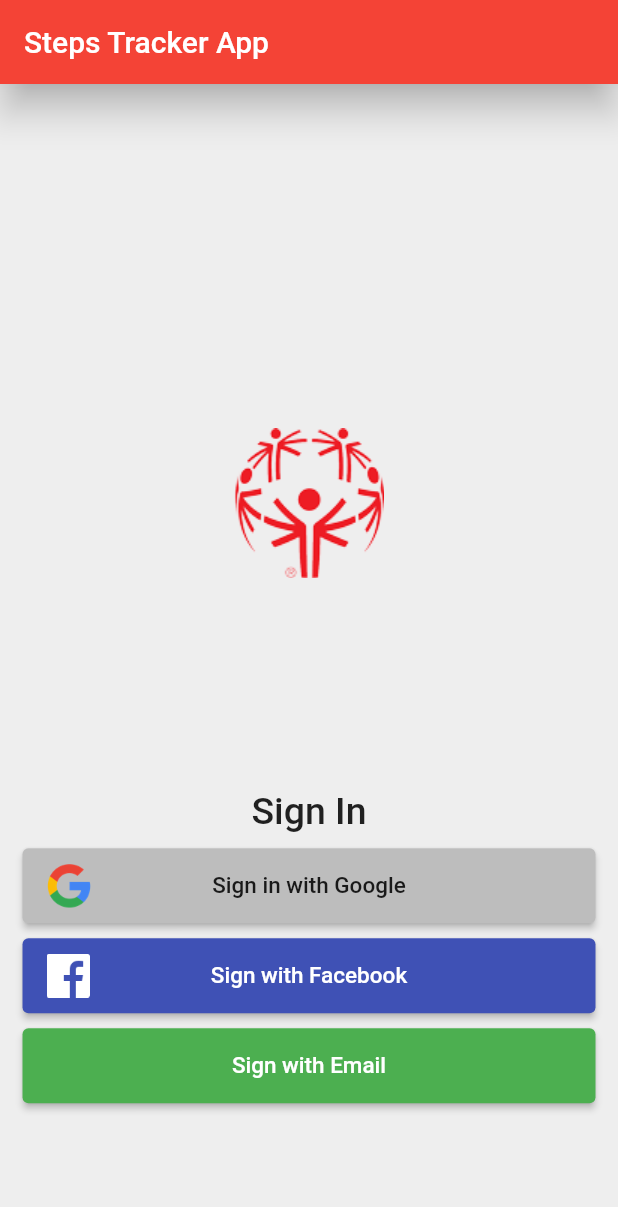
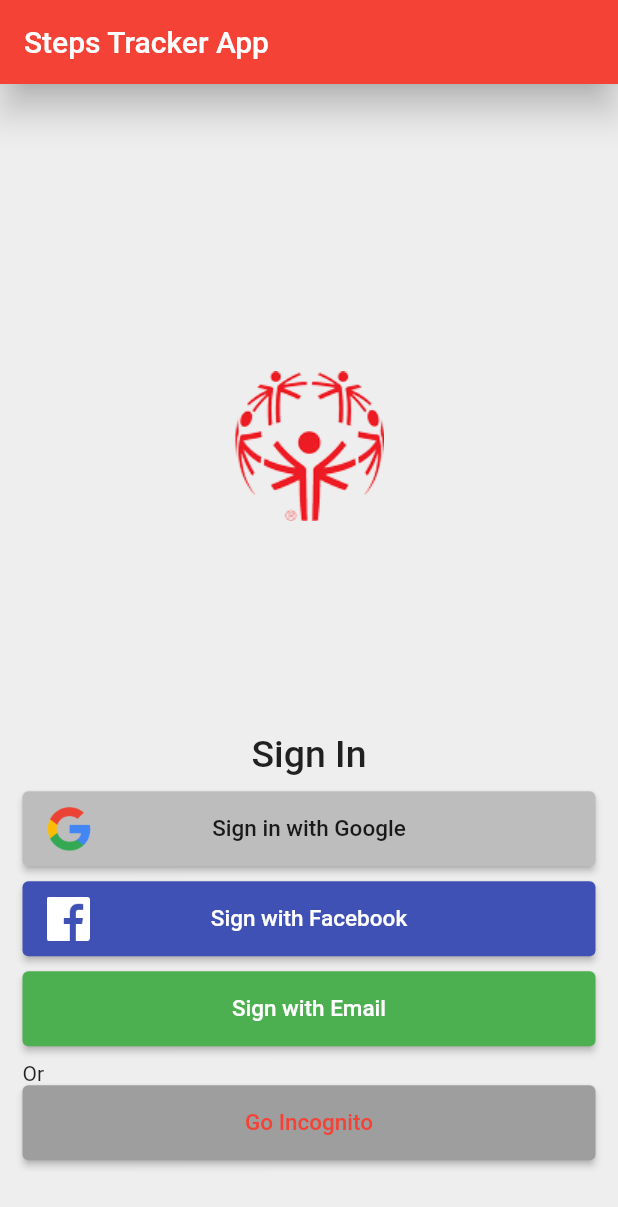
Before and after one commit to TomSOIreland/steps_tracker_SOI, a Flutter app: the screen it shows after launch, on a phone screen of 412 x 824 dp. Shown: the top 1207 px of the screen. Run offline on Flutter 3.47's test engine with Material 2 defaults, Android fonts, the phone set to English and light mode, and no system bars; our stand-ins replace firebase_auth, firebase_core; accounts and stored records are empty.

```diff
--- /dev/null
+++ b/lib/app/landing_page.dart
@@ -0,0 +1,31 @@
+import 'package:firebase_auth/firebase_auth.dart';
+import 'package:flutter/material.dart';
+import 'package:steps_tracker/app/home_page.dart';
+import 'package:steps_tracker/app/sign_in_page/sign_in_page.dart';
+
+class LandingPage extends StatefulWidget {
+  @override
+  _LandingPageState createState() => _LandingPageState();
+}
+
+class _LandingPageState extends State<LandingPage> {
+  User _user;
+
+  void _updateUser(User user) {
+    setState(() {
+      _user = user;
+    });
+  }
+
+  @override
+  Widget build(BuildContext context) {
+    if (_user == null) {
+      return SignInPage(
+        onSignIn: _updateUser,
+      );
+    }
+    return HomePage(
+      onSignOut: () => _updateUser(null),
+    );
+  }
+}
--- a/lib/app/sign_in_page/sign_in_page.dart
+++ b/lib/app/sign_in_page/sign_in_page.dart
@@ -1,8 +1,21 @@
+import 'package:firebase_auth/firebase_auth.dart';
 import 'package:flutter/material.dart';
 import 'package:steps_tracker/app/sign_in_page/sign_in_btn.dart';
 import 'package:steps_tracker/app/sign_in_page/social_sign_in_btn.dart';
 
 class SignInPage extends StatelessWidget {
+  const SignInPage({Key key, @required this.onSignIn}) : super(key: key);
+  final void Function(User) onSignIn;
+
+  Future<void> _signInAnonymously() async {
+    try {
+      final userCredentials = await FirebaseAuth.instance.signInAnonymously();
+      onSignIn(userCredentials.user);
+    } catch (e) {
+      print(e.toString());
+    }
+  }
+
   @override
   Widget build(BuildContext context) {
     return Scaffold(
@@ -18,12 +31,13 @@ class SignInPage extends StatelessWidget {
   Widget _buildContent() {
     return Padding(
       padding: EdgeInsets.all(15.0),
-      child:
-      Column(
+      child: Column(
         crossAxisAlignment: CrossAxisAlignment.stretch,
         mainAxisAlignment: MainAxisAlignment.center,
         children: <Widget>[
-          Image(image: AssetImage('images/soi_logo.png'),),
+          Image(
+            image: AssetImage('images/soi_logo.png'),
+          ),
           Text(
             'Sign In',
             textAlign: TextAlign.center,
@@ -41,11 +55,9 @@ class SignInPage extends StatelessWidget {
             textColor: Colors.black87,
             color: Colors.grey[400],
             height: 50.0,
-            onPressed: (){},
+            onPressed: () {},
           ),
-          SizedBox(
-            height: 10.0
-          ),
+          SizedBox(height: 10.0),
           SocialSignInBtn(
             assetName: 'images/facebook-logo.png',
             text: 'Sign with Facebook',
@@ -54,9 +66,7 @@ class SignInPage extends StatelessWidget {
             height: 50.0,
             onPressed: () {},
           ),
-          SizedBox(
-              height: 10.0
-          ),
+          SizedBox(height: 10.0),
           SignInBtn(
             text: 'Sign with Email',
             textColor: Colors.white,
@@ -64,6 +74,15 @@ class SignInPage extends StatelessWidget {
             height: 50.0,
             onPressed: () {},
           ),
+          SizedBox(height: 10.0),
+          Text('Or'),
+          SignInBtn(
+            text: 'Go Incognito',
+            textColor: Colors.red,
+            color: Colors.grey,
+            height: 50.0,
+            onPressed: _signInAnonymously,
+          ),
         ],
       ),
     );
--- a/lib/app/sign_in_page/social_sign_in_btn.dart
+++ b/lib/app/sign_in_page/social_sign_in_btn.dart
@@ -16,7 +16,7 @@ class SocialSignInBtn extends CustomRaisedBtn {
               Image.asset(assetName),
               Text(
                 text,
-        style: TextStyle(color: textColor,fontSize: 15.0),
+                style: TextStyle(color: textColor, fontSize: 15.0),
               ),
               Opacity(
                 opacity: 0.0,
--- a/lib/main.dart
+++ b/lib/main.dart
@@ -1,22 +1,22 @@
 import 'package:firebase_core/firebase_core.dart';
 import 'package:flutter/material.dart';
-import 'package:steps_tracker/app/sign_in_page/sign_in_page.dart';
+import 'package:steps_tracker/app/landing_page.dart';
 
 void main() async {
+  WidgetsFlutterBinding.ensureInitialized();
+  await Firebase.initializeApp();
   runApp(StApp());
-  await Firebase.initializeApp();
 }
 
 class StApp extends StatelessWidget {
   @override
-  Widget build(BuildContext context){
+  Widget build(BuildContext context) {
     return MaterialApp(
       title: 'Steps Tracker App',
       theme: ThemeData(
         primarySwatch: Colors.red,
       ),
-      home: SignInPage(),
+      home: LandingPage(),
     );
   }
-
 }
--- a/pubspec.yaml
+++ b/pubspec.yaml
@@ -24,8 +24,8 @@ dependencies:
   flutter:
     sdk: flutter
   cupertino_icons: ^1.0.0
-  firebase_core: 0.5.1
-  firebase_auth: 0.18.2
+  firebase_core: 0.5.2
+  firebase_auth: 0.18.3
 
 dev_dependencies:
   flutter_test:
```
Also changed, not shown: lib/app/home_page.dart (added, +40 -0 lines), pubspec.lock. Lines whose indentation alone changed are shown as unchanged.
